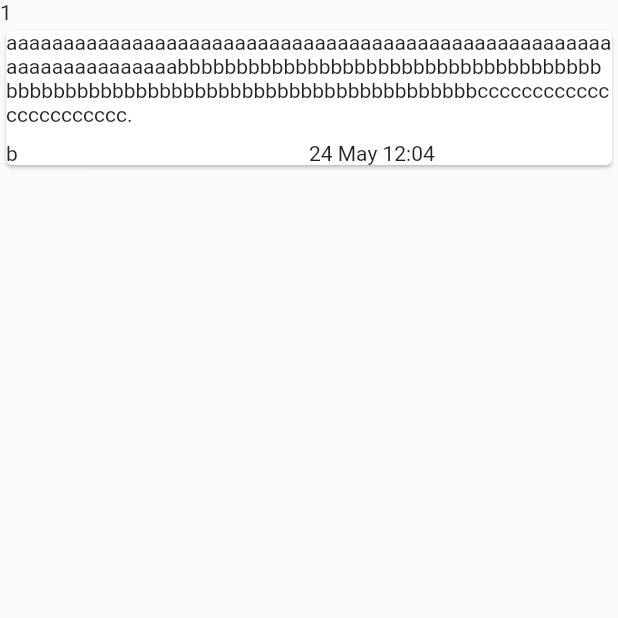
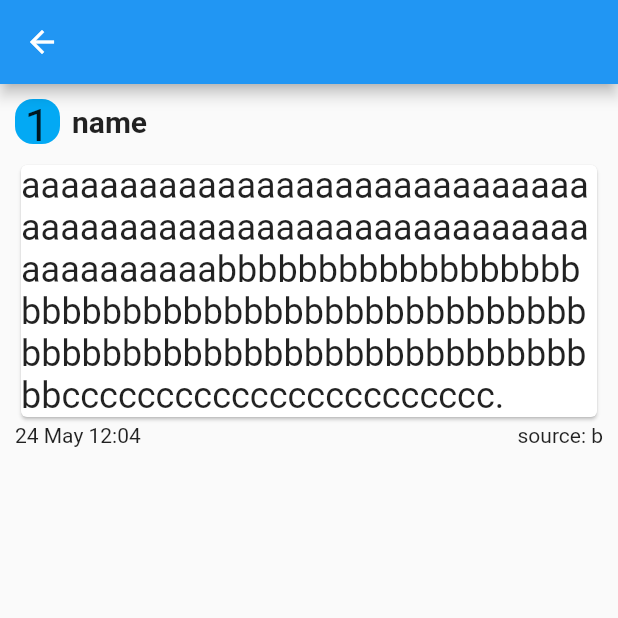
Before and after one commit to mustahsanK/one-clip-board, a Flutter app: the ClipDetails screen opened directly with sample values from the repository, on a phone screen of 412 x 824 dp, the top half of it. Run offline on Flutter 3.47's test engine with Material 2 defaults, Android fonts, the light colour scheme and no system bars; Roboto replaces fonts that are missing (Georgia).

Commit message:
updated Clip Details Screen

```diff
--- a/lib/views/widgets/clip_detatils.dart
+++ b/lib/views/widgets/clip_detatils.dart
@@ -1,5 +1,6 @@
 import 'package:flutter/material.dart';
 import 'package:one_clip_board/model/clip.dart';
+import 'package:one_clip_board/views/widgets/cat_icon.dart';
 
 class ClipDetails extends StatelessWidget {
   final Clipping clip;
@@ -8,30 +9,35 @@ class ClipDetails extends StatelessWidget {
 
   @override
   Widget build(BuildContext context) {
-    return Column(
+    return Scaffold(
+      appBar: AppBar(),
+      body: Container(
+        padding: const EdgeInsets.all(10),
+        child: Column(
           mainAxisAlignment: MainAxisAlignment.start,
           crossAxisAlignment: CrossAxisAlignment.center,
           children: [
             Row(
               children: [
-            Text(clip.uid.toString())
+                CategoryIcon(clip.collection.sId, size: 30),
+                const SizedBox(width: 8),
+                Text(clip.collection.name, style: const TextStyle(fontSize: 20, fontWeight: FontWeight.bold)),
               ],
             ),
+            const SizedBox(height: 10),
             Card(
-          child: Column(
+              child: Text(clip.data, style: const TextStyle(fontSize: 24)),
+            ),
+            Row(
+              mainAxisAlignment: MainAxisAlignment.spaceBetween,
               children: [
-              Text(clip.data),
-              const SizedBox(height: 10),
-              Row(
-                children: [
-                  Expanded(child: Text(clip.source)),
-                  Expanded(child: Text(clip.date)),
-                ],
-              )
+                Text(clip.date),
+                Text('source: ${clip.source}'),
               ],
             ),
-        )
           ],
+        ),
+      ),
     );
   }
 }
```
Lines whose indentation alone changed are shown as unchanged.
